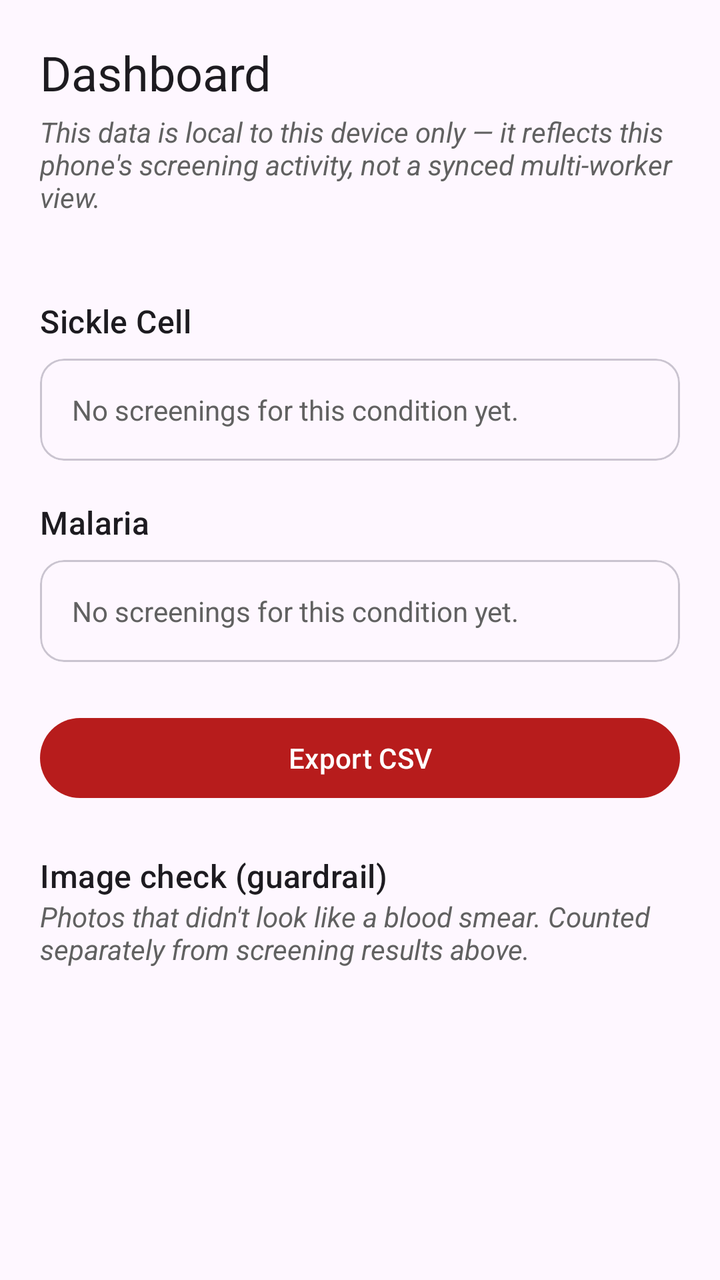
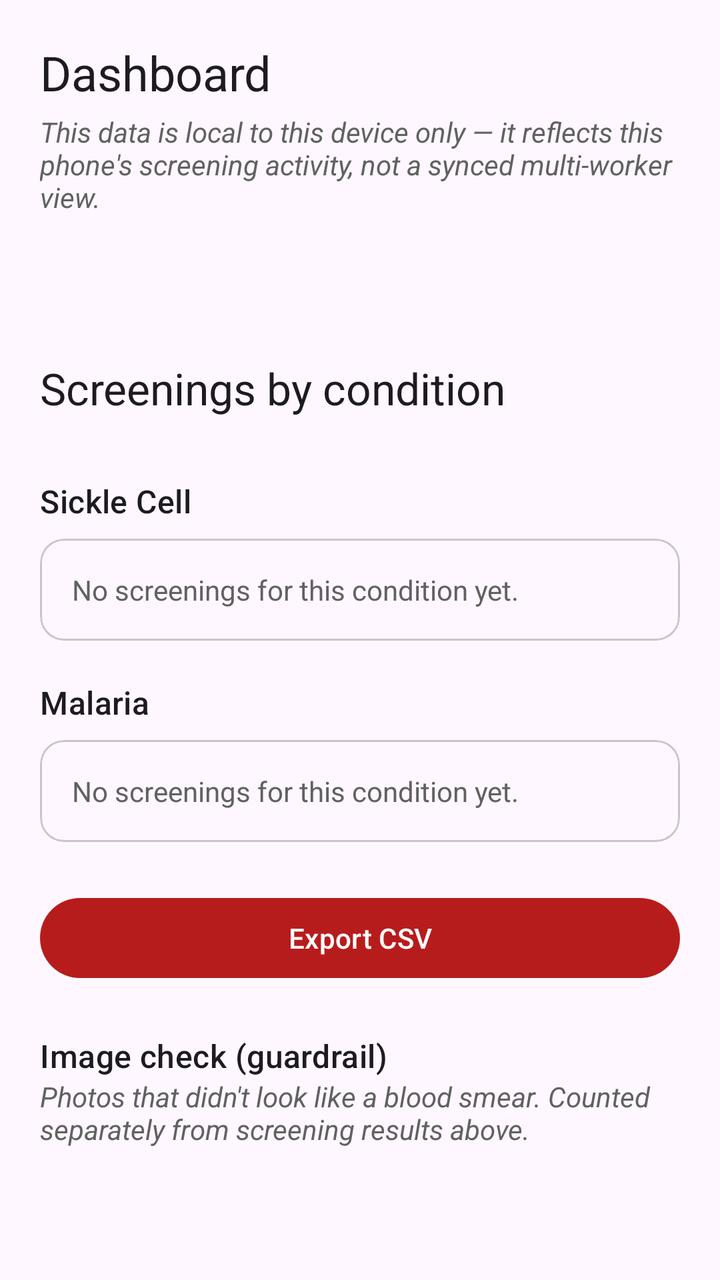

The first picture is an Android layout as it rendered before a commit; the second is the same layout after the commit. The layout source and the unified diff follow.
<!-- AndroidManifest.xml: application theme Theme.SickleScan -->
<!-- res/layout/fragment_dashboard.xml -->
<?xml version="1.0" encoding="utf-8"?>
<ScrollView xmlns:android="http://schemas.android.com/apk/res/android"
    xmlns:app="http://schemas.android.com/apk/res-auto"
    android:layout_width="match_parent"
    android:layout_height="match_parent"
    android:fillViewport="true">

    <LinearLayout
        android:layout_width="match_parent"
        android:layout_height="wrap_content"
        android:orientation="vertical"
        android:padding="20dp">

        <TextView
            android:layout_width="wrap_content"
            android:layout_height="wrap_content"
            android:text="@string/dashboard_title"
            android:textAppearance="?attr/textAppearanceHeadlineSmall"
            android:layout_marginBottom="4dp" />

        <TextView
            android:layout_width="match_parent"
            android:layout_height="wrap_content"
            android:layout_marginBottom="4dp"
            android:text="@string/dashboard_local_note"
            android:textStyle="italic"
            android:textColor="@color/disclaimer_gray" />

        <TextView
            android:id="@+id/totalText"
            android:layout_width="match_parent"
            android:layout_height="wrap_content"
            android:layout_marginBottom="16dp"
            android:textAppearance="?attr/textAppearanceBodyLarge" />

        <TextView
            android:id="@+id/emptyText"
            android:layout_width="match_parent"
            android:layout_height="wrap_content"
            android:gravity="center"
            android:padding="24dp"
            android:text="@string/dashboard_empty"
            android:textColor="@color/disclaimer_gray"
            android:visibility="gone" />

        <LinearLayout
            android:id="@+id/statsContainer"
            android:layout_width="match_parent"
            android:layout_height="wrap_content"
            android:orientation="vertical">

            
            <TextView
                android:layout_width="wrap_content"
                android:layout_height="wrap_content"
                android:text="@string/disease_sickle_cell"
                android:textAppearance="?attr/textAppearanceTitleMedium" />

            <com.google.android.material.card.MaterialCardView
                style="?attr/materialCardViewOutlinedStyle"
                android:layout_width="match_parent"
                android:layout_height="wrap_content"
                android:layout_marginTop="8dp"
                app:cardCornerRadius="12dp">

                <LinearLayout
                    android:layout_width="match_parent"
                    android:layout_height="wrap_content"
                    android:orientation="vertical"
                    android:padding="16dp">

                    <TextView
                        android:id="@+id/scEmptyText"
                        android:layout_width="match_parent"
                        android:layout_height="wrap_content"
                        android:text="@string/dashboard_disease_empty"
                        android:textColor="@color/disclaimer_gray" />

                    <LinearLayout
                        android:id="@+id/scStatsGroup"
                        android:layout_width="match_parent"
                        android:layout_height="wrap_content"
                        android:orientation="vertical"
                        android:visibility="gone">

                        <TextView
                            android:id="@+id/scBreakdownText"
                            android:layout_width="match_parent"
                            android:layout_height="wrap_content"
                            android:textAppearance="?attr/textAppearanceBodyLarge" />

                        <TextView
                            android:id="@+id/scReferralText"
                            android:layout_width="match_parent"
                            android:layout_height="wrap_content"
                            android:layout_marginTop="8dp"
                            android:textAppearance="?attr/textAppearanceBodyLarge"
                            android:textStyle="bold" />

                        <TextView
                            android:layout_width="match_parent"
                            android:layout_height="wrap_content"
                            android:layout_marginTop="12dp"
                            android:text="@string/dashboard_trend_title"
                            android:textAppearance="?attr/textAppearanceLabelMedium"
                            android:textColor="@color/disclaimer_gray" />

                        <com.sicklescan.app.BarChartView
                            android:id="@+id/scBarChart"
                            android:layout_width="match_parent"
                            android:layout_height="wrap_content"
                            android:layout_marginTop="12dp" />
                    </LinearLayout>
                </LinearLayout>
            </com.google.android.material.card.MaterialCardView>

            
            <TextView
                android:layout_width="wrap_content"
                android:layout_height="wrap_content"
                android:layout_marginTop="20dp"
                android:text="@string/disease_malaria"
                android:textAppearance="?attr/textAppearanceTitleMedium" />

            <com.google.android.material.card.MaterialCardView
                style="?attr/materialCardViewOutlinedStyle"
                android:layout_width="match_parent"
                android:layout_height="wrap_content"
                android:layout_marginTop="8dp"
                app:cardCornerRadius="12dp">

                <LinearLayout
                    android:layout_width="match_parent"
                    android:layout_height="wrap_content"
                    android:orientation="vertical"
                    android:padding="16dp">

                    <TextView
                        android:id="@+id/malEmptyText"
                        android:layout_width="match_parent"
                        android:layout_height="wrap_content"
                        android:text="@string/dashboard_disease_empty"
                        android:textColor="@color/disclaimer_gray" />

                    <LinearLayout
                        android:id="@+id/malStatsGroup"
                        android:layout_width="match_parent"
                        android:layout_height="wrap_content"
                        android:orientation="vertical"
                        android:visibility="gone">

                        <TextView
                            android:id="@+id/malBreakdownText"
                            android:layout_width="match_parent"
                            android:layout_height="wrap_content"
                            android:textAppearance="?attr/textAppearanceBodyLarge" />

                        <TextView
                            android:id="@+id/malReferralText"
                            android:layout_width="match_parent"
                            android:layout_height="wrap_content"
                            android:layout_marginTop="8dp"
                            android:textAppearance="?attr/textAppearanceBodyLarge"
                            android:textStyle="bold" />

                        <TextView
                            android:layout_width="match_parent"
                            android:layout_height="wrap_content"
                            android:layout_marginTop="12dp"
                            android:text="@string/dashboard_trend_title"
                            android:textAppearance="?attr/textAppearanceLabelMedium"
                            android:textColor="@color/disclaimer_gray" />

                        <com.sicklescan.app.BarChartView
                            android:id="@+id/malBarChart"
                            android:layout_width="match_parent"
                            android:layout_height="wrap_content"
                            android:layout_marginTop="12dp" />
                    </LinearLayout>
                </LinearLayout>
            </com.google.android.material.card.MaterialCardView>

            <com.google.android.material.button.MaterialButton
                android:id="@+id/btnExportCsv"
                android:layout_width="match_parent"
                android:layout_height="wrap_content"
                android:layout_marginTop="24dp"
                android:text="@string/export_csv" />
        </LinearLayout>

        
        <TextView
            android:layout_width="wrap_content"
            android:layout_height="wrap_content"
            android:layout_marginTop="24dp"
            android:text="@string/dashboard_guardrail_title"
            android:textAppearance="?attr/textAppearanceTitleMedium" />

        <TextView
            android:layout_width="match_parent"
            android:layout_height="wrap_content"
            android:text="@string/dashboard_guardrail_note"
            android:textStyle="italic"
            android:textColor="@color/disclaimer_gray" />

        <TextView
            android:id="@+id/guardrailStatsText"
            android:layout_width="match_parent"
            android:layout_height="wrap_content"
            android:layout_marginTop="8dp"
            android:textAppearance="?attr/textAppearanceBodyLarge" />

    </LinearLayout>
</ScrollView>
<!-- resources referenced by this layout -->
<resources>
  <color name="disclaimer_gray">#616161</color>
  <string name="dashboard_disease_empty">No screenings for this condition yet.</string>
  <string name="dashboard_empty">No screenings logged yet. Results are recorded automatically after each analysis.</string>
  <string name="dashboard_guardrail_note">Photos that didn\'t look like a blood smear. Counted separately from screening results above.</string>
  <string name="dashboard_guardrail_title">Image check (guardrail)</string>
  <string name="dashboard_local_note">This data is local to this device only — it reflects this phone\'s screening activity, not a synced multi-worker view.</string>
  <string name="dashboard_title">Dashboard</string>
  <string name="dashboard_trend_title">Positive screenings per day (last 7 days)</string>
  <string name="disease_malaria">Malaria</string>
  <string name="disease_sickle_cell">Sickle Cell</string>
  <string name="export_csv">Export CSV</string>
  <style name="Theme.SickleScan" parent="Theme.Material3.DayNight.NoActionBar">
          <item name="colorPrimary">@color/brand_primary</item>
      </style>
  <color name="brand_primary">#B71C1C</color>
</resources>

<!-- the commit's change to res/layout/fragment_dashboard.xml (unified diff, before → after) -->
@@ -30,8 +30,15 @@
             android:id="@+id/totalText"
             android:layout_width="match_parent"
             android:layout_height="wrap_content"
+            android:textAppearance="?attr/textAppearanceHeadlineSmall"
+            android:textStyle="bold" />
+
+        <TextView
+            android:id="@+id/sessionsDetailText"
+            android:layout_width="match_parent"
+            android:layout_height="wrap_content"
             android:layout_marginBottom="16dp"
-            android:textAppearance="?attr/textAppearanceBodyLarge" />
+            android:textColor="@color/disclaimer_gray" />
 
         <TextView
             android:id="@+id/emptyText"
@@ -49,6 +56,20 @@
             android:layout_height="wrap_content"
             android:orientation="vertical">
 
+            <TextView
+                android:layout_width="wrap_content"
+                android:layout_height="wrap_content"
+                android:text="@string/dashboard_screenings_by_condition"
+                android:textAppearance="?attr/textAppearanceTitleLarge" />
+
+            <TextView
+                android:id="@+id/reconcileText"
+                android:layout_width="match_parent"
+                android:layout_height="wrap_content"
+                android:layout_marginBottom="12dp"
+                android:textStyle="italic"
+                android:textColor="@color/disclaimer_gray" />
+
             
             <TextView
                 android:layout_width="wrap_content"
@@ -101,9 +122,9 @@
                             android:layout_width="match_parent"
                             android:layout_height="wrap_content"
                             android:layout_marginTop="12dp"
-                            android:text="@string/dashboard_trend_title"
-                            android:textAppearance="?attr/textAppearanceLabelMedium"
-                            android:textColor="@color/disclaimer_gray" />
+                            android:text="@string/dashboard_trend_sickle"
+                            android:textAppearance="?attr/textAppearanceTitleSmall"
+                            android:textColor="?attr/colorOnSurface" />
 
                         <com.sicklescan.app.BarChartView
                             android:id="@+id/scBarChart"
@@ -167,9 +188,9 @@
                             android:layout_width="match_parent"
                             android:layout_height="wrap_content"
                             android:layout_marginTop="12dp"
-                            android:text="@string/dashboard_trend_title"
-                            android:textAppearance="?attr/textAppearanceLabelMedium"
-                            android:textColor="@color/disclaimer_gray" />
+                            android:text="@string/dashboard_trend_malaria"
+                            android:textAppearance="?attr/textAppearanceTitleSmall"
+                            android:textColor="?attr/colorOnSurface" />
 
                         <com.sicklescan.app.BarChartView
                             android:id="@+id/malBarChart"
<!-- resource entries referenced after the edit -->
@@ -6,8 +6,10 @@
   <string name="dashboard_guardrail_note">Photos that didn\'t look like a blood smear. Counted separately from screening results above.</string>
   <string name="dashboard_guardrail_title">Image check (guardrail)</string>
   <string name="dashboard_local_note">This data is local to this device only — it reflects this phone\'s screening activity, not a synced multi-worker view.</string>
+  <string name="dashboard_screenings_by_condition">Screenings by condition</string>
   <string name="dashboard_title">Dashboard</string>
-  <string name="dashboard_trend_title">Positive screenings per day (last 7 days)</string>
+  <string name="dashboard_trend_malaria">Malaria — positive cases this week</string>
+  <string name="dashboard_trend_sickle">Sickle Cell — positive cases this week</string>
   <string name="disease_malaria">Malaria</string>
   <string name="disease_sickle_cell">Sickle Cell</string>
   <string name="export_csv">Export CSV</string>
